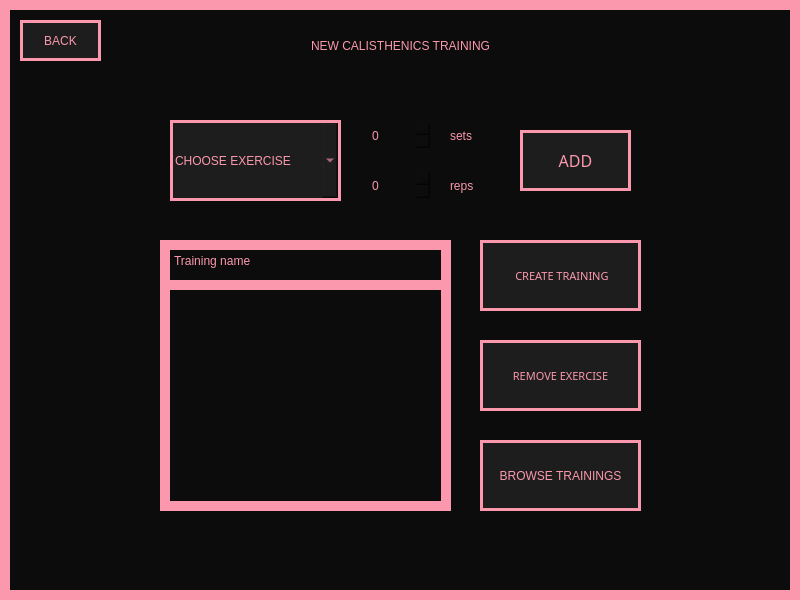
Hanna-J-K/fitnessapp, file View/NewCalisthenicsTraining.ui: the form before one commit.
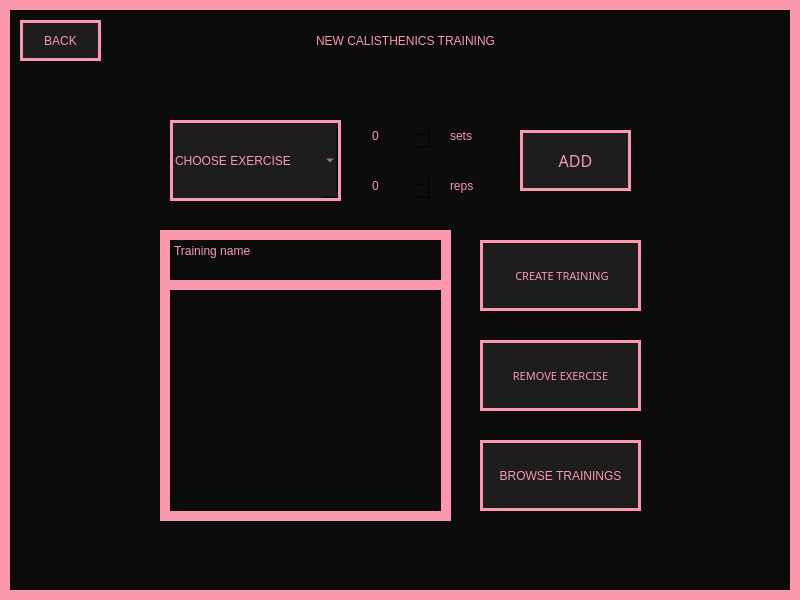
The form after the commit.

Diff of the .ui file:
```diff
--- a/View/NewCalisthenicsTraining.ui
+++ b/View/NewCalisthenicsTraining.ui
@@ -21,10 +21,10 @@
    <widget class="QPushButton" name="choose_type_btn">
     <property name="geometry">
      <rect>
-      <x>160</x>
-      <y>30</y>
-      <width>481</width>
-      <height>31</height>
+      <x>120</x>
+      <y>20</y>
+      <width>571</width>
+      <height>41</height>
      </rect>
     </property>
     <property name="cursor">
@@ -231,9 +231,9 @@
     <property name="geometry">
      <rect>
       <x>160</x>
-      <y>240</y>
+      <y>230</y>
       <width>291</width>
-      <height>51</height>
+      <height>61</height>
      </rect>
     </property>
     <property name="styleSheet">
@@ -249,7 +249,7 @@
       <x>160</x>
       <y>280</y>
       <width>291</width>
-      <height>231</height>
+      <height>241</height>
      </rect>
     </property>
     <property name="styleSheet">
```
